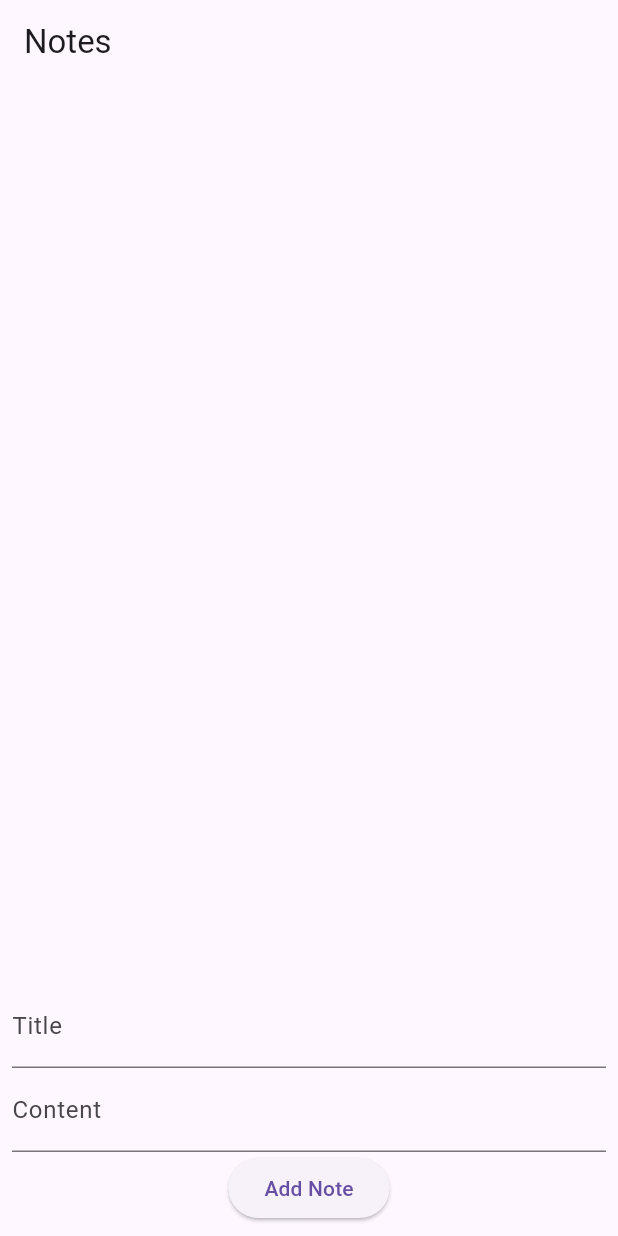
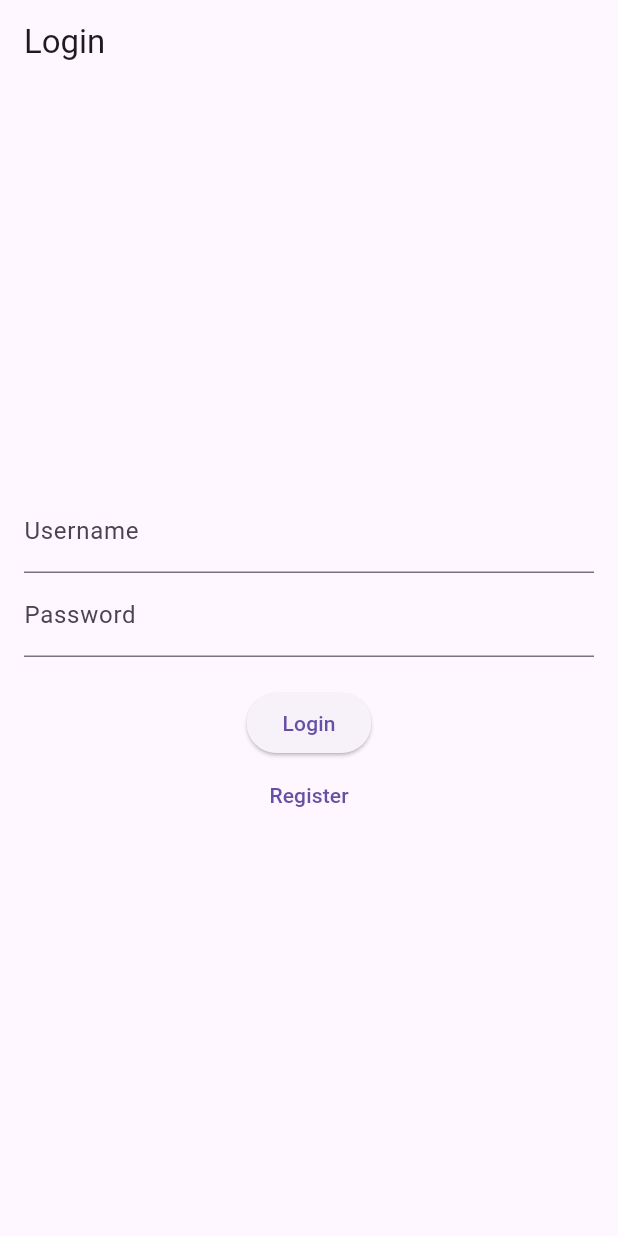
Before and after one commit to julio-1610/Laboratorios-PE, a Flutter app: the screen it shows after launch, on a phone screen of 412 x 824 dp. Run offline on Flutter 3.47's test engine with Material 3 defaults, Android fonts, the phone set to English and light mode, and no system bars; our stand-ins replace sqflite; accounts and stored records are empty.

Commit message:
App donde se tiene un login y register, ademas se pueden añador notas

```diff
--- /dev/null
+++ b/lib/data/models/user_model.dart
@@ -0,0 +1,29 @@
+class User {
+  int? id;
+  String username;
+  String password;
+
+  User({
+    this.id,
+    required this.username,
+    required this.password,
+  });
+
+  // Convertir a Map para la base de datos
+  Map<String, dynamic> toMap() {
+    return {
+      'id': id,
+      'username': username,
+      'password': password,
+    };
+  }
+
+  // Crear desde Map
+  factory User.fromMap(Map<String, dynamic> map) {
+    return User(
+      id: map['id'],
+      username: map['username'],
+      password: map['password'],
+    );
+  }
+}
--- /dev/null
+++ b/lib/data/repositories/user_repository.dart
@@ -0,0 +1,47 @@
+import 'package:path/path.dart';
+import 'package:sqflite/sqflite.dart';
+import '../models/user_model.dart';
+
+class UserRepository {
+  static Database? _database;
+
+  Future<Database> get database async {
+    if (_database != null) return _database!;
+    _database = await initDB();
+    return _database!;
+  }
+
+  Future<Database> initDB() async {
+    final path = await getDatabasesPath();
+    return openDatabase(
+      join(path, 'users.db'),
+      onCreate: (db, version) async {
+        await db.execute(
+          'CREATE TABLE users(id INTEGER PRIMARY KEY AUTOINCREMENT, username TEXT, password TEXT)',
+        );
+      },
+      version: 1,
+    );
+  }
+
+  // Método para registrar un usuario
+  Future<void> insertUser(User user) async {
+    final db = await database;
+    await db.insert('users', user.toMap(), conflictAlgorithm: ConflictAlgorithm.replace);
+     print('Usuario registrado: ${user.username}, ${user.password}');  // Verifica que los datos sean correctos
+  }
+
+  // Método para validar el login de un usuario
+  Future<User?> loginUser(String username, String password) async {
+    final db = await database;
+    final List<Map<String, dynamic>> result = await db.query(
+      'users',
+      where: 'username = ? AND password = ?',
+      whereArgs: [username, password],
+    );
+    if (result.isNotEmpty) {
+      return User.fromMap(result.first);
+    }
+    return null; // Si no encuentra un usuario
+  }
+}
--- a/lib/main.dart
+++ b/lib/main.dart
@@ -1,7 +1,8 @@
 import 'package:flutter/material.dart';
+import 'package:notas_fluter/view/login_view.dart';
 import 'package:provider/provider.dart';
-import 'view/note_view.dart';
-import 'viewmodel/note_viewmodel.dart';
+import 'viewmodel/user_viewmodel.dart';
+import 'viewmodel/note_viewmodel.dart';  // Asegúrate de importar el NoteViewModel
 
 void main() {
   runApp(MyApp());
@@ -10,14 +11,17 @@ void main() {
 class MyApp extends StatelessWidget {
   @override
   Widget build(BuildContext context) {
-    return ChangeNotifierProvider(
-      create: (context) => NoteViewModel()..fetchNotes(),
+    return MultiProvider(
+      providers: [
+        ChangeNotifierProvider(create: (context) => UserViewModel()),  // Proveedor para UserViewModel
+        ChangeNotifierProvider(create: (context) => NoteViewModel()),  // Proveedor para NoteViewModel
+      ],
       child: MaterialApp(
-        title: 'Flutter MVVM Notes',
+        title: 'Flutter MVVM Auth',
         theme: ThemeData(
           primarySwatch: Colors.blue,
         ),
-        home: NoteView(),
+        home: LoginView(),  // Iniciar con la pantalla de login
       ),
     );
   }
--- /dev/null
+++ b/lib/view/login_view.dart
@@ -0,0 +1,63 @@
+import 'package:flutter/material.dart';
+import 'package:provider/provider.dart';
+import '../viewmodel/user_viewmodel.dart';
+import 'note_view.dart';
+import 'register_view.dart';
+
+class LoginView extends StatelessWidget {
+  final TextEditingController _usernameController = TextEditingController();
+  final TextEditingController _passwordController = TextEditingController();
+
+  @override
+  Widget build(BuildContext context) {
+    return Scaffold(
+      appBar: AppBar(title: Text('Login')),
+      body: Padding(
+        padding: EdgeInsets.all(16.0),
+        child: Column(
+          mainAxisAlignment: MainAxisAlignment.center,
+          children: [
+            TextField(
+              controller: _usernameController,
+              decoration: InputDecoration(labelText: 'Username'),
+            ),
+            TextField(
+              controller: _passwordController,
+              decoration: InputDecoration(labelText: 'Password'),
+              obscureText: true,
+            ),
+            SizedBox(height: 20),
+            ElevatedButton(
+              onPressed: () async {
+                bool success = await context
+                    .read<UserViewModel>()
+                    .loginUser(_usernameController.text, _passwordController.text);
+
+                if (success) {
+                  Navigator.pushReplacement(
+                    context,
+                    MaterialPageRoute(builder: (context) => NoteView()),
+                  );
+                } else {
+                  ScaffoldMessenger.of(context).showSnackBar(SnackBar(
+                    content: Text('Login failed! Please try again.'),
+                  ));
+                }
+              },
+              child: Text('Login'),
+            ),
+            TextButton(
+              onPressed: () {
+                Navigator.push(
+                  context,
+                  MaterialPageRoute(builder: (context) => RegisterView()),
+                );
+              },
+              child: Text('Register'),
+            ),
+          ],
+        ),
+      ),
+    );
+  }
+}
--- /dev/null
+++ b/lib/viewmodel/user_viewmodel.dart
@@ -0,0 +1,28 @@
+import 'package:flutter/material.dart';
+import '../data/models/user_model.dart';
+import '../data/repositories/user_repository.dart';
+
+class UserViewModel extends ChangeNotifier {
+  final UserRepository _repository = UserRepository();
+  User? _currentUser;
+
+  User? get currentUser => _currentUser;
+
+  // Método para registrar un usuario
+  Future<void> registerUser(String username, String password) async {
+    final user = User(username: username, password: password);
+    await _repository.insertUser(user);
+    notifyListeners();
+  }
+
+  // Método para loguear un usuario
+  Future<bool> loginUser(String username, String password) async {
+    final user = await _repository.loginUser(username, password);
+    if (user != null) {
+      _currentUser = user;
+      notifyListeners();
+      return true;  // Login exitoso
+    }
+    return false;  // Login fallido
+  }
+}
--- a/pubspec.yaml
+++ b/pubspec.yaml
@@ -37,7 +37,8 @@ dependencies:
   cupertino_icons: ^1.0.8
   sqflite: ^2.4.0
   provider: ^6.1.2
-
+  path_provider: ^2.0.2
+  shared_preferences: ^2.0.6  # Para almacenar el estado del login localmente
 dev_dependencies:
   flutter_test:
     sdk: flutter
```
Also changed, not shown: lib/view/register_view.dart (added, +46 -0 lines), pubspec.lock, 2 other files.
